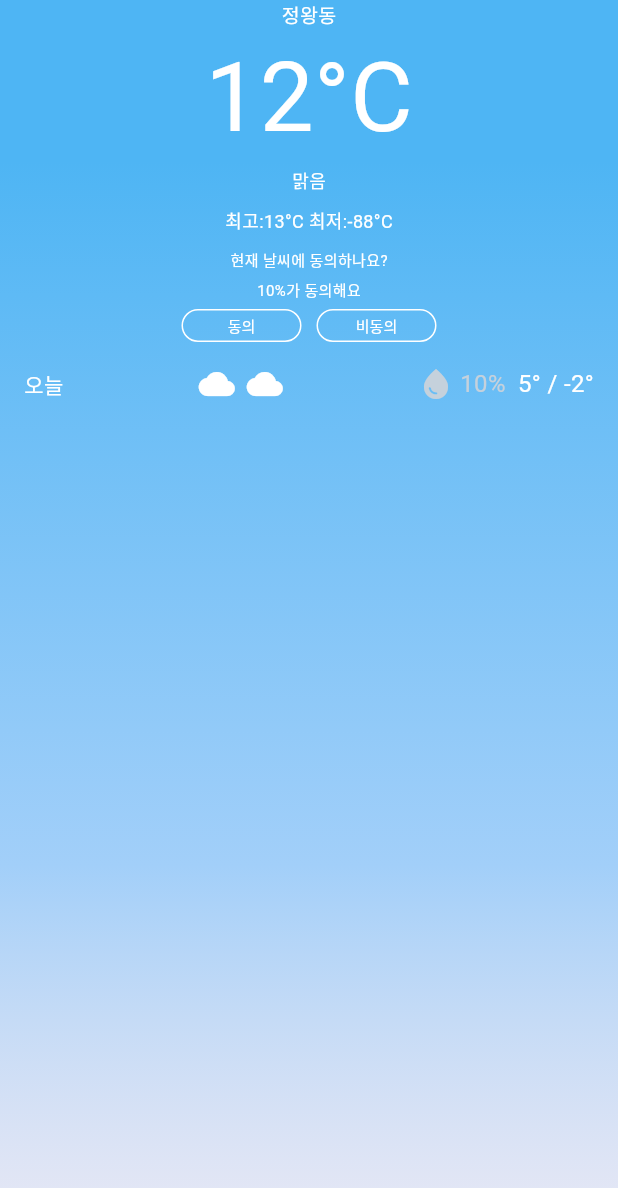
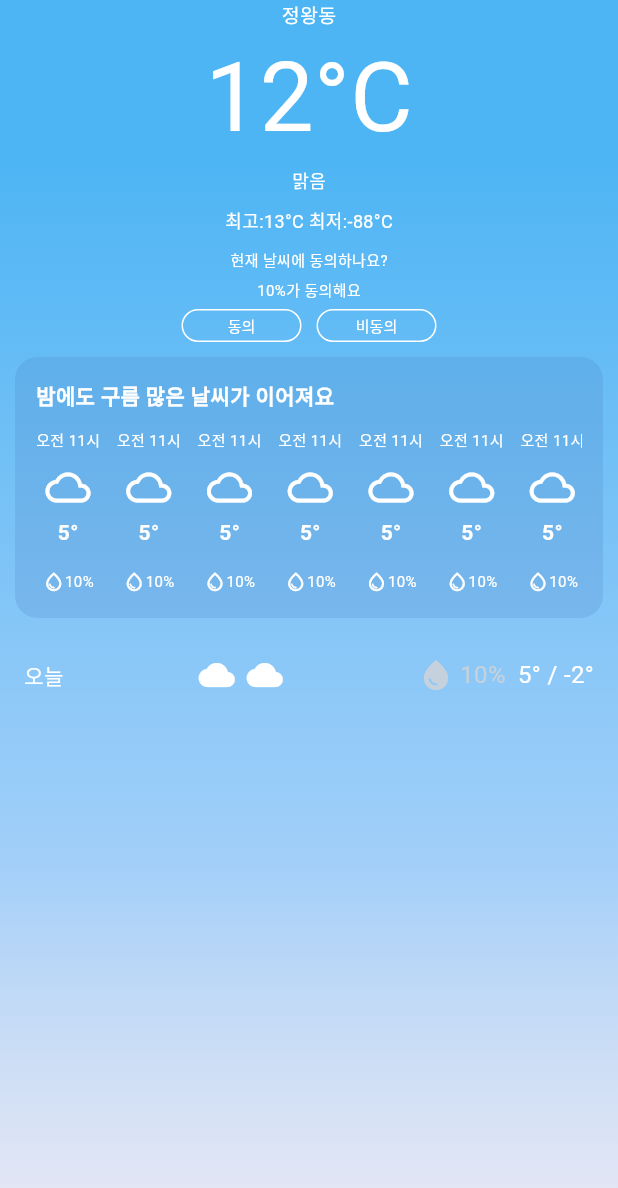
Before and after one commit to IMS-Side/NS-baragi-Flutter, a Flutter app: the screen it shows after launch, on a phone screen of 412 x 824 dp. Shown: the top 1188 px of the screen. Run offline on Flutter 3.47's test engine with Material 3 defaults, Android fonts, the phone set to English and light mode, and no system bars.

Commit message:
[feature/dayweather] feat: dayWeather.dart에 일간날씨 기능 추가

```diff
--- a/lib/main_page/screens/dayWeather.dart
+++ b/lib/main_page/screens/dayWeather.dart
@@ -1,5 +1,5 @@
-import 'package:flutter/cupertino.dart';
 import 'package:flutter/material.dart';
+import '../widgets/dayWeatherCard.dart';
 
 
 class  DayWeather extends StatefulWidget {
@@ -12,6 +12,42 @@ class  DayWeather extends StatefulWidget {
 class _DayWeatherState extends State<DayWeather> {
   @override
   Widget build(BuildContext context) {
-    return Container();
+    return Container(
+      width: 392,
+      height: 174,
+      margin: EdgeInsets.all(10),
+      padding: EdgeInsets.symmetric(horizontal: 14),
+      decoration: BoxDecoration(
+        color: const Color(0x33467ABE),
+        borderRadius: BorderRadius.circular(15)
+      ),
+      child: Column(
+        crossAxisAlignment: CrossAxisAlignment.start,
+        children: [
+          const SizedBox(height: 15),
+          const Text("밤에도 구름 많은 날씨가 이어져요",
+            style: TextStyle(
+              fontSize: 14,
+              color: Colors.white,
+              fontWeight: FontWeight.bold,
+            ),
+          ),
+          const SizedBox(height: 12),
+          SizedBox( // 일간 날씨 리스트
+            height: 116, //위젯 높이
+            child: ListView.builder(
+              scrollDirection: Axis.horizontal, // 가로 방향 스크롤
+              itemCount: 12, // 총 아이템 수
+              itemBuilder: (context, index) {
+                return const Padding(
+                  padding: EdgeInsets.only(right: 11.0),
+                  child: DayCard(), // 호출
+              );
+            },
+          ),
+        ),
+        ],
+      ),
+    );
   }
 }
--- a/lib/main_page/widgets/dayWeatherCard.dart
+++ b/lib/main_page/widgets/dayWeatherCard.dart
@@ -0,0 +1,60 @@
+import 'package:flutter/cupertino.dart';
+import 'package:flutter/material.dart';
+
+class DayCard extends StatefulWidget {
+  const DayCard({super.key});
+
+  @override
+  State<DayCard> createState() => _DayCardState();
+}
+
+class _DayCardState extends State<DayCard> {
+  @override
+  Widget build(BuildContext context) {
+    return const Column(
+      mainAxisSize: MainAxisSize.min,
+      children: [
+        Text(
+          "오전 11시",
+          style: TextStyle(
+            color: Colors.white,
+            fontSize: 10,
+          ),
+        ),
+        SizedBox(height: 9),
+        Icon(
+          Icons.cloud_outlined, // 구름 아이콘
+          color: Colors.white,
+          size: 30,
+        ),
+        SizedBox(height: 5),
+        Text(
+          "5°",
+          style: TextStyle(
+            color: Colors.white,
+            fontSize: 14,
+            fontWeight: FontWeight.bold,
+          ),
+        ),
+        SizedBox(height: 15),
+        Row(
+          mainAxisSize: MainAxisSize.min,
+          children: [
+            Icon(
+              Icons.water_drop_outlined, // 물방울 아이콘
+              color: Colors.white,
+              size: 15,
+            ),
+            Text(
+              "10%",
+              style: TextStyle(
+                color: Colors.white,
+                fontSize: 10,
+              ),
+            ),
+          ],
+        ),
+      ],
+    );
+  }
+}
```
